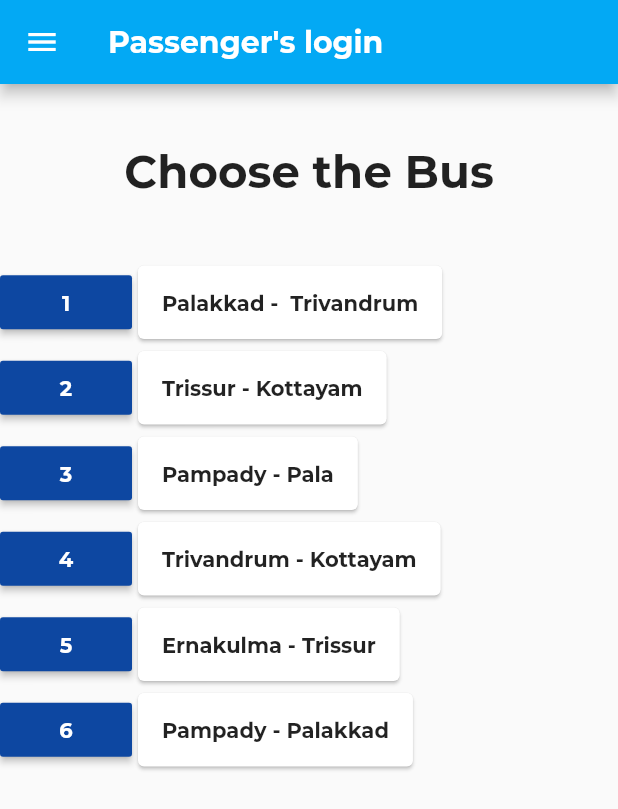
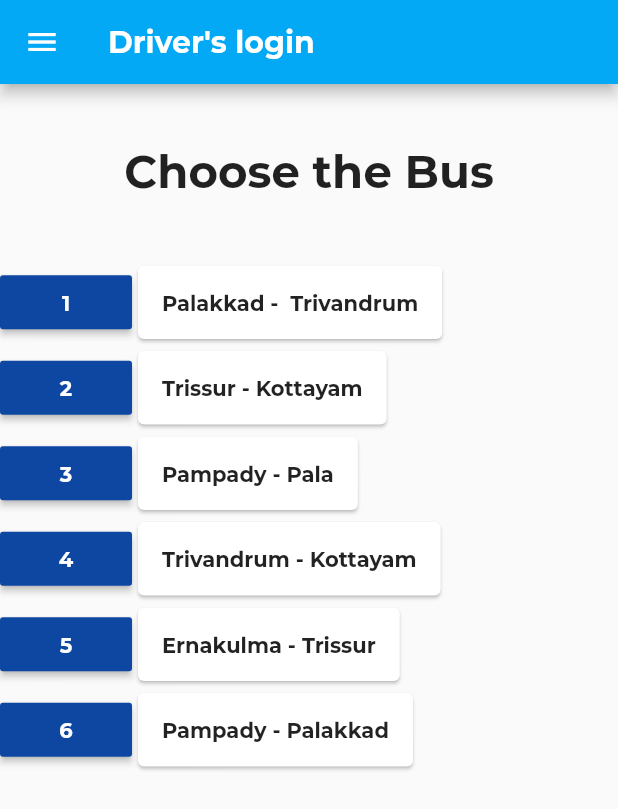
Before and after one commit to matrixhead/busbay, a Flutter app: the screen it shows after launch, after a tap on "Track Bus", on a phone screen of 412 x 824 dp. Shown: the top 809 px of the screen. Run offline on Flutter 3.47's test engine with Material 2 defaults, Android fonts, the phone set to English and light mode, and no system bars; our stand-ins replace cloud_firestore, firebase_auth, firebase_core, google_maps_flutter, google_sign_in, location and 1 more; accounts and stored records are empty.

Commit message:
SMALL CHANGE

```diff
--- a/lib/main.dart
+++ b/lib/main.dart
@@ -167,7 +167,7 @@ class _LoginPageState extends State<LoginPage> {
                         _pageState = 1;
                       }
                     });//navigation link to drivers bus list here
-                    Navigator.push(context, MaterialPageRoute(builder:(context) => PLogin()));
+                    Navigator.push(context, MaterialPageRoute(builder:(context) => DLogin()));
                   },
                   child: Container(
                     margin: EdgeInsets.all(32),
```
